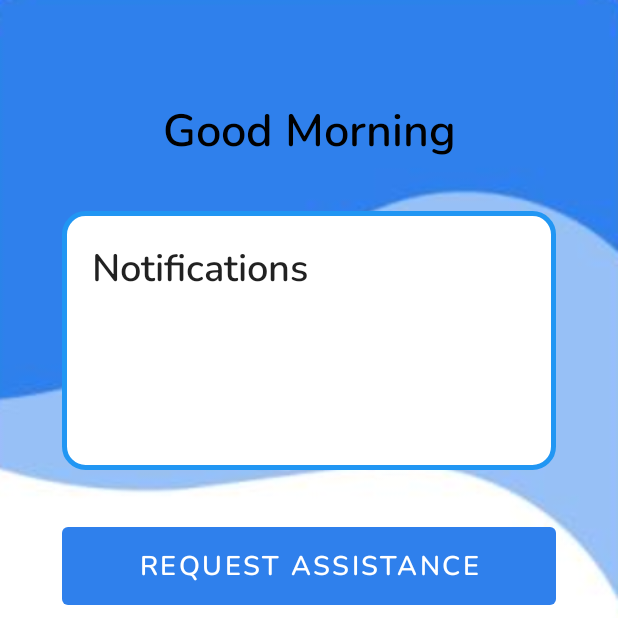
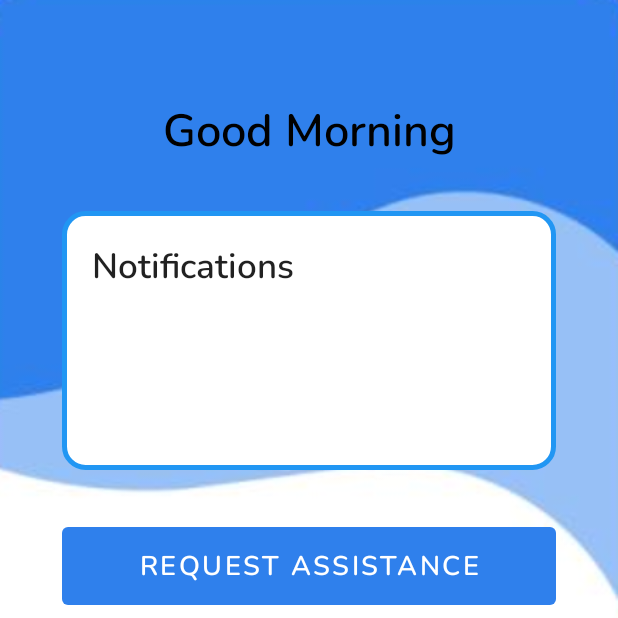
Before and after one commit to qyyao/Stormhacks2021, an Android app: the Home screen opened directly, with no data from a screen before it, on a phone screen of 412 x 824 dp, the top half of it. Run offline under Robolectric (Android 15) with nearby library versions, the phone set to English and light mode, and no system bars.

Commit message:
Fix Notification size

```diff
--- a/app/src/main/res/layout/activity_main.xml
+++ b/app/src/main/res/layout/activity_main.xml
@@ -26,7 +26,7 @@
         android:paddingRight="20dp"
         android:text="Notifications"
         android:textAppearance="@style/TextAppearance.AppCompat.Large"
-        android:textSize="25sp"
+        android:textSize="23sp"
         app:layout_constraintBottom_toTopOf="@+id/guideline_horiz_20"
         app:layout_constraintEnd_toStartOf="@+id/guideline_vert_80"
         app:layout_constraintHorizontal_bias="0.0"
```
